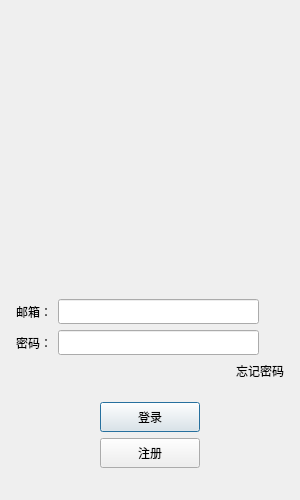
Qt form New_Client/ui/dialogs/logindialog.ui (fhb-99/code-first-project) before a commit.
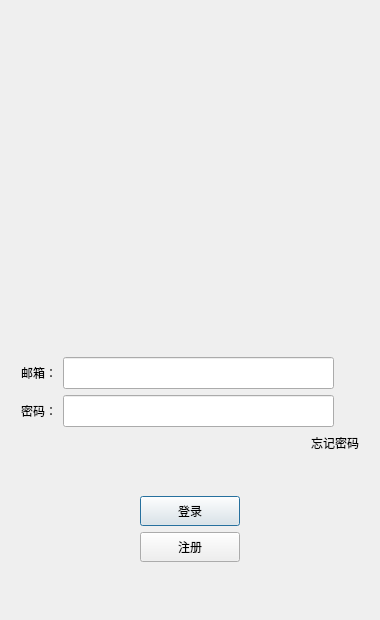
The same form after that commit. Custom widgets are drawn as their Qt base class.

Diff of the .ui file:
```diff
--- a/New_Client/ui/dialogs/logindialog.ui
+++ b/New_Client/ui/dialogs/logindialog.ui
@@ -6,20 +6,20 @@
    <rect>
     <x>0</x>
     <y>0</y>
-    <width>300</width>
-    <height>500</height>
+    <width>380</width>
+    <height>620</height>
    </rect>
   </property>
   <property name="minimumSize">
    <size>
-    <width>300</width>
-    <height>500</height>
+    <width>380</width>
+    <height>620</height>
    </size>
   </property>
   <property name="maximumSize">
    <size>
-    <width>300</width>
-    <height>500</height>
+    <width>380</width>
+    <height>620</height>
    </size>
   </property>
   <property name="windowTitle">
@@ -29,29 +29,29 @@
    <item>
     <layout class="QVBoxLayout" name="verticalLayout_2">
      <property name="leftMargin">
-      <number>5</number>
+      <number>10</number>
      </property>
      <property name="topMargin">
-      <number>5</number>
+      <number>10</number>
      </property>
      <property name="rightMargin">
-      <number>5</number>
+      <number>10</number>
      </property>
      <property name="bottomMargin">
-      <number>5</number>
+      <number>10</number>
      </property>
      <item>
       <widget class="QLabel" name="err_tip">
        <property name="minimumSize">
         <size>
          <width>0</width>
-         <height>25</height>
+         <height>32</height>
         </size>
        </property>
        <property name="maximumSize">
         <size>
          <width>16777215</width>
-         <height>25</height>
+         <height>32</height>
         </size>
        </property>
        <property name="text">
@@ -66,8 +66,8 @@
       <widget class="QWidget" name="head_widget" native="true">
        <property name="minimumSize">
         <size>
-         <width>200</width>
-         <height>230</height>
+         <width>220</width>
+         <height>255</height>
         </size>
        </property>
        <layout class="QGridLayout" name="gridLayout">
@@ -75,14 +75,14 @@
          <widget class="QLabel" name="head_label">
           <property name="minimumSize">
            <size>
-            <width>200</width>
-            <height>200</height>
+            <width>220</width>
+            <height>220</height>
            </size>
           </property>
           <property name="maximumSize">
            <size>
-            <width>200</width>
-            <height>200</height>
+            <width>220</width>
+            <height>220</height>
            </size>
           </property>
           <property name="text">
@@ -113,13 +113,13 @@
          <property name="minimumSize">
           <size>
            <width>0</width>
-           <height>25</height>
+           <height>32</height>
           </size>
          </property>
          <property name="maximumSize">
           <size>
            <width>16777215</width>
-           <height>25</height>
+           <height>32</height>
           </size>
          </property>
          <property name="text">
@@ -132,13 +132,13 @@
          <property name="minimumSize">
           <size>
            <width>0</width>
-           <height>25</height>
+           <height>32</height>
           </size>
          </property>
          <property name="maximumSize">
           <size>
            <width>16777215</width>
-           <height>25</height>
+           <height>32</height>
           </size>
          </property>
         </widget>
@@ -168,13 +168,13 @@
          <property name="minimumSize">
           <size>
            <width>0</width>
-           <height>25</height>
+           <height>32</height>
           </size>
          </property>
          <property name="maximumSize">
           <size>
            <width>16777215</width>
-           <height>25</height>
+           <height>32</height>
           </size>
          </property>
          <property name="text">
@@ -187,13 +187,13 @@
          <property name="minimumSize">
           <size>
            <width>0</width>
-           <height>25</height>
+           <height>32</height>
           </size>
          </property>
          <property name="maximumSize">
           <size>
            <width>16777215</width>
-           <height>25</height>
+           <height>32</height>
           </size>
          </property>
         </widget>
```
